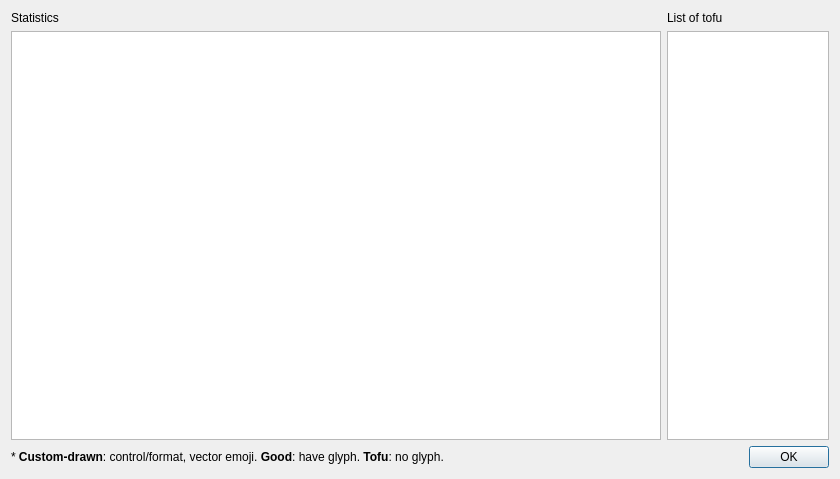
Old version of the form Unicodia/FmTofuStats.ui in the repository Mercury13/unicodia.
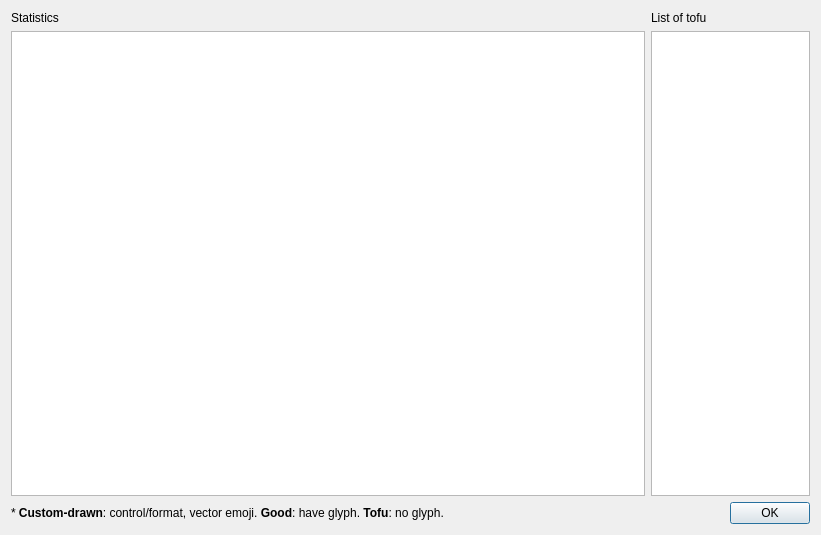
New version of the form.

Commit message: Resized TofuStats

```diff
--- a/Unicodia/FmTofuStats.ui
+++ b/Unicodia/FmTofuStats.ui
@@ -6,8 +6,8 @@
    <rect>
     <x>0</x>
     <y>0</y>
-    <width>840</width>
-    <height>479</height>
+    <width>821</width>
+    <height>535</height>
    </rect>
   </property>
   <property name="windowTitle">
```
